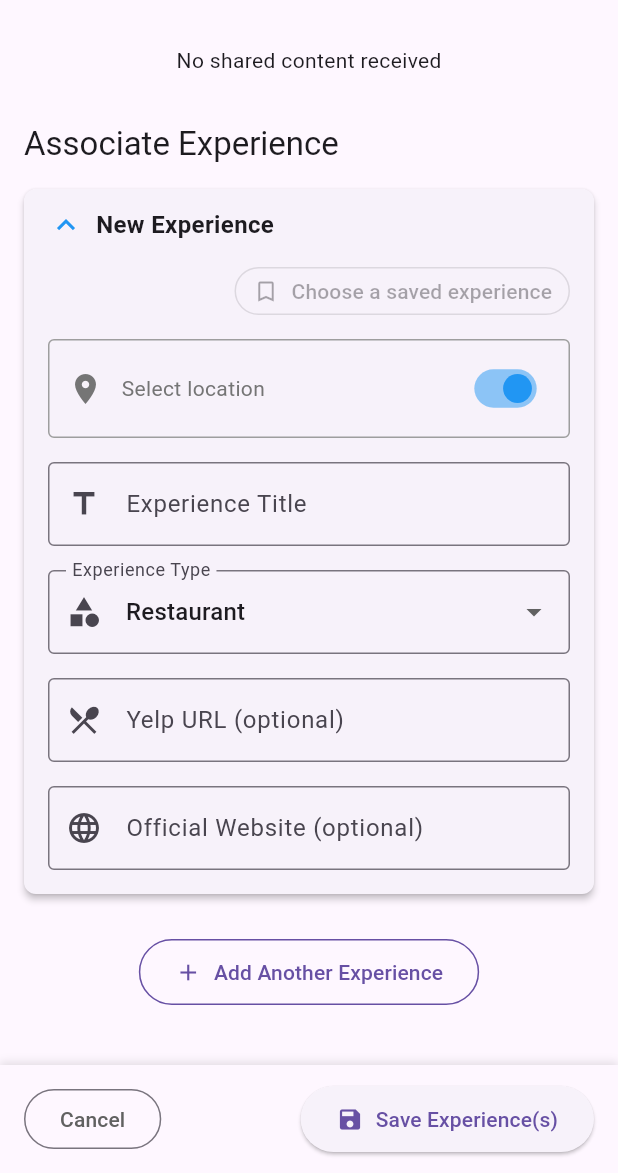
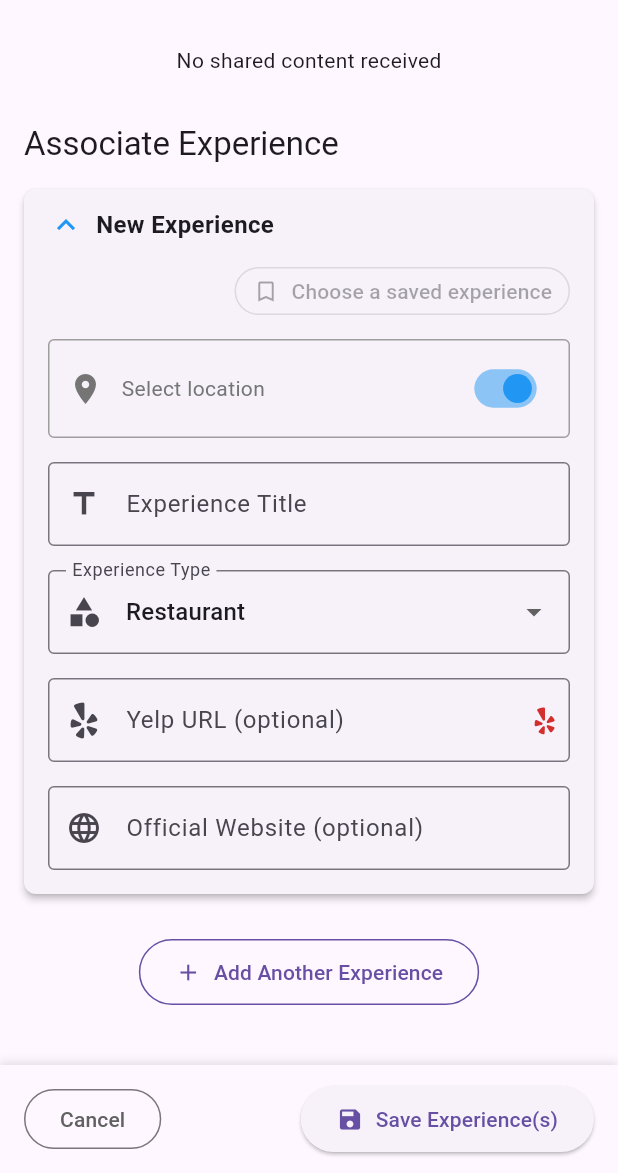
Before and after one commit to KPhamster/Plendy, a Flutter app: the ReceiveShareScreen screen opened directly with empty values, on a phone screen of 412 x 824 dp, the part 63-1236 px from its top. Run offline on Flutter 3.47's test engine with Material 3 defaults, Android fonts, the phone set to English and light mode, and no system bars; our stand-ins replace cloud_firestore, dio, equatable, firebase_auth, firebase_core, firebase_storage and 9 more; missing offline and left inert: any_link_preview, receive_sharing_intent; accounts and stored records are empty.

Commit message:
Receive share screen: Added Yelp button to the Yelp URL field

```diff
--- a/lib/screens/receive_share/widgets/experience_card_form.dart
+++ b/lib/screens/receive_share/widgets/experience_card_form.dart
@@ -4,6 +4,8 @@ import 'package:plendy/models/experience.dart'; // For ExperienceType and Locati
 import 'package:plendy/screens/location_picker_screen.dart'; // For Location Picker
 import 'package:plendy/services/google_maps_service.dart'; // If needed for location updates
 import 'package:plendy/widgets/google_maps_widget.dart'; // If needed
+import 'package:url_launcher/url_launcher.dart'; // Import url_launcher
+import 'package:font_awesome_flutter/font_awesome_flutter.dart'; // Import FontAwesome
 
 // Define necessary callbacks
 typedef OnRemoveCallback = void Function(ExperienceCardData card);
@@ -125,6 +127,42 @@ class _ExperienceCardFormState extends State<ExperienceCardForm> {
     // Basic check, can be enhanced
     final uri = Uri.tryParse(text);
     return uri != null && (uri.isScheme('http') || uri.isScheme('https'));
+  }
+
+  // Helper method to launch Yelp URLs
+  Future<void> _launchYelpUrl() async {
+    String urlString = widget.cardData.yelpUrlController.text.trim();
+    Uri uri;
+
+    // Check if the entered text is a valid Yelp URL
+    if (_isValidUrl(urlString) &&
+        (urlString.contains('yelp.com') || urlString.contains('yelp.to'))) {
+      uri = Uri.parse(urlString);
+    } else {
+      // Fallback to Yelp homepage
+      uri = Uri.parse('https://www.yelp.com');
+    }
+
+    try {
+      bool launched =
+          await launchUrl(uri, mode: LaunchMode.externalApplication);
+      if (!launched) {
+        print('Could not launch $uri');
+        // Optionally show a snackbar to the user
+        if (mounted) {
+          ScaffoldMessenger.of(context).showSnackBar(
+            SnackBar(content: Text('Could not open Yelp link')),
+          );
+        }
+      }
+    } catch (e) {
+      print('Error launching URL: $e');
+      if (mounted) {
+        ScaffoldMessenger.of(context).showSnackBar(
+          SnackBar(content: Text('Error opening link: $e')),
+        );
+      }
+    }
   }
 
   // Build method - Logic from _buildExperienceCard goes here
@@ -383,19 +421,46 @@ class _ExperienceCardFormState extends State<ExperienceCardForm> {
                           labelText: 'Yelp URL (optional)',
                           hintText: 'https://yelp.com/...',
                           border: OutlineInputBorder(),
-                        prefixIcon: Icon(
-                            Icons.restaurant_menu), // Consider changing icon?
-                        suffixIcon: yelpUrlController.text.isNotEmpty
-                            ? IconButton(
-                                icon: Icon(Icons.clear, size: 18),
-                                onPressed: () {
+                          prefixIcon:
+                              Icon(FontAwesomeIcons.yelp), // Use Yelp icon here
+                          suffixIconConstraints: BoxConstraints.tightFor(
+                              width: 60,
+                              height: 48), // Increase width for both icons
+                          // Use suffix to combine clear and launch buttons
+                          suffixIcon: Row(
+                            mainAxisSize: MainAxisSize
+                                .min, // Prevent row taking full width
+                            mainAxisAlignment: MainAxisAlignment.end,
+                            children: <Widget>[
+                              // Clear button (only shown if text exists)
+                              if (yelpUrlController.text.isNotEmpty)
+                                InkWell(
+                                  onTap: () {
                                     yelpUrlController.clear();
-                                  // Listener calls _triggerRebuild
                                     widget.onUpdate();
                                   },
-                              )
-                            : null,
+                                  child: Padding(
+                                    padding: const EdgeInsets.symmetric(
+                                        horizontal:
+                                            2.0), // Reduce horizontal padding
+                                    child: Icon(Icons.clear, size: 18),
                                   ),
+                                  // Consider adding splash/highlight color if desired
+                                ),
+                              // Yelp launch button
+                              InkWell(
+                                onTap: _launchYelpUrl,
+                                child: Padding(
+                                  padding: const EdgeInsets.symmetric(
+                                      horizontal:
+                                          8.0), // Reduce horizontal padding
+                                  child: Icon(FontAwesomeIcons.yelp,
+                                      size: 18, color: Colors.red[700]),
+                                ),
+                                // Consider adding splash/highlight color if desired
+                              ),
+                            ],
+                          )),
                       keyboardType: TextInputType.url,
                       validator: (value) {
                         if (value != null && value.isNotEmpty) {
```
Lines whose indentation alone changed are shown as unchanged.
